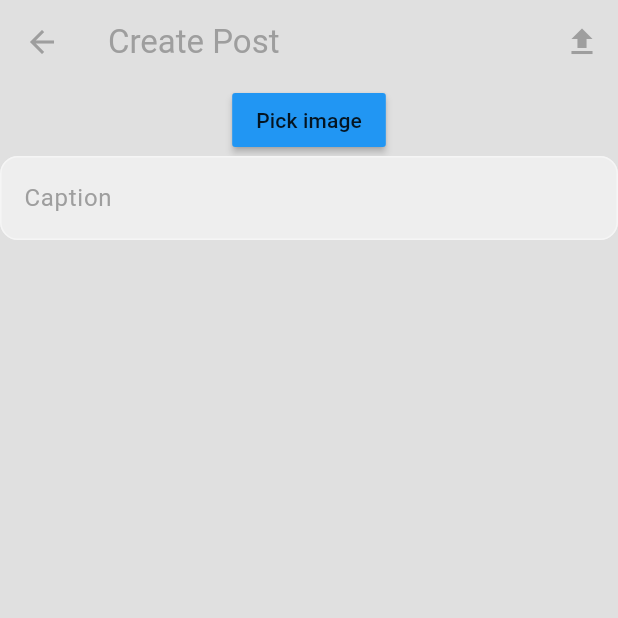
After one commit to Jaman-dedy/social_media, a Flutter app: the UploadPostPage screen opened directly, on a phone screen of 412 x 824 dp, the top half of it. The commit adds this screen. Run offline on Flutter 3.47's test engine with Material 3 defaults, Android fonts, the phone set to English and light mode, and no system bars; our stand-ins replace cloud_firestore, file_picker, firebase_auth, firebase_core, firebase_storage, flutter_bloc; accounts and stored records are empty.

Commit message:
create posts

```diff
--- a/lib/app.dart
+++ b/lib/app.dart
@@ -5,6 +5,8 @@ import "package:social_media/features/auth/presentation/cubits/auth_cubit.dart";
 import "package:social_media/features/auth/presentation/cubits/auth_states.dart";
 import "package:social_media/features/auth/presentation/pages/auth_page.dart";
 import "package:social_media/features/home/presentation/pages/home_page.dart";
+import "package:social_media/features/post/data/firebase_post_repo.dart";
+import "package:social_media/features/post/presentation/cubits/post.cubit.dart";
 import "package:social_media/features/profile/data/firebase_profile_repo.dart";
 import "package:social_media/features/profile/presentation/cubits/profile_cubit.dart";
 import "package:social_media/features/storage/data/firebase_storage_repo.dart";
@@ -43,6 +45,9 @@ class MyApp extends StatelessWidget {
   //Storage repo
   final firebaseStorageRepo = FirebaseStorageRepo();
 
+  //Post repo
+  final firebasePostRepo = FirebasePostRepo();
+
   MyApp({super.key});
 
   @override
@@ -60,7 +65,12 @@ class MyApp extends StatelessWidget {
               create: (context) => ProfileCubit(
                     profileRepo: firebaseProfileRepo,
                     storageRepo: firebaseStorageRepo,
-                  ))
+                  )),
+
+          // post cubit
+          BlocProvider<PostCubit>(
+              create: (context) => PostCubit(
+                  postRepo: firebasePostRepo, storageRepo: firebaseStorageRepo))
         ],
         child: MaterialApp(
           debugShowCheckedModeBanner: false,
@@ -68,6 +78,7 @@ class MyApp extends StatelessWidget {
           home:
               BlocConsumer<AuthCubit, AuthState>(builder: (context, authState) {
             // if Unauthenticated -> auth page (login/register)
+            print("Builder State ==>>>>: ${authState}");
             if (authState is Unauthenticated) {
               return const AuthPage();
             }
--- /dev/null
+++ b/lib/features/post/data/firebase_post_repo.dart
@@ -0,0 +1,69 @@
+import 'package:cloud_firestore/cloud_firestore.dart';
+import 'package:social_media/features/post/domain/entities/post.dart';
+import 'package:social_media/features/post/domain/repos/post_repo.dart';
+
+class FirebasePostRepo implements PostRepo {
+  final FirebaseFirestore firestore = FirebaseFirestore.instance;
+
+  // Store the post in a collections called 'posts
+  final CollectionReference postsCollection =
+      FirebaseFirestore.instance.collection('posts');
+
+  @override
+  Future<void> createPost(Post post) async {
+    try {
+      await postsCollection.doc(post.id).set(post.toJson());
+    } catch (e) {
+      throw Exception('Error creating post: $e');
+    }
+  }
+
+  @override
+  Future<void> deletePost(String postId) async {
+    await postsCollection.doc(postId).delete();
+  }
+
+  @override
+  Future<List<Post>> fetchAllPosts() async {
+    try {
+      // get all post from the recents
+      final postsSnapshot =
+          await postsCollection.orderBy('timestamp', descending: true).get();
+
+      // Convert each firestore document from json -> list of posts
+
+      final List<Post> allPosts = [];
+      for (var doc in postsSnapshot.docs) {
+        try {
+          final post = Post.fromJson(doc.data() as Map<String, dynamic>);
+          allPosts.add(post);
+        } catch (conversionError) {
+          // Continue with next document instead of failing completely
+          continue;
+        }
+      }
+      return allPosts;
+    } catch (e) {
+      print("💥 Error in fetchAllPosts: $e");
+      throw Exception('Error fetching posts: $e');
+    }
+  }
+
+  @override
+  Future<List<Post>> fetchPostByUserId(String userId) async {
+    try {
+      //fetch post snapshot with userId
+      final postsSnapshot =
+          await postsCollection.where('userId', isEqualTo: userId).get();
+
+      //convert firestore documents from json -> list of posts
+      final userPosts = postsSnapshot.docs
+          .map((doc) => Post.fromJson(doc.data() as Map<String, dynamic>))
+          .toList();
+
+      return userPosts;
+    } catch (e) {
+      throw Exception("Error fetching posts by user: $e");
+    }
+  }
+}
--- /dev/null
+++ b/lib/features/post/domain/entities/post.dart
@@ -0,0 +1,54 @@
+import 'package:cloud_firestore/cloud_firestore.dart';
+
+class Post {
+  final String id;
+  final String userId;
+  final String userName;
+  final String text;
+  final String imageUrl;
+  final DateTime timestamp;
+
+  Post({
+    required this.id,
+    required this.userId,
+    required this.userName,
+    required this.text,
+    required this.imageUrl,
+    required this.timestamp,
+  });
+
+  Post copyWith({String? imageUrl}) {
+    return Post(
+      id: id,
+      userId: userId,
+      userName: userName,
+      text: text,
+      imageUrl: imageUrl ?? this.imageUrl,
+      timestamp: timestamp,
+    );
+  }
+
+  // convert post -> json
+
+  Map<String, dynamic> toJson() {
+    return {
+      'id': id,
+      'userId': userId,
+      'userName': userName,
+      'text': text,
+      'imageUrl': id,
+      'timestamp': Timestamp.fromDate(timestamp),
+    };
+  }
+
+  // convert json -> post
+  factory Post.fromJson(Map<String, dynamic> json) {
+    return Post(
+        id: json['id'],
+        userId: json['userId'],
+        userName: json['name'],
+        text: json['text'],
+        imageUrl: json['imageUrl'],
+        timestamp: (json['timestamp'] as Timestamp).toDate());
+  }
+}
--- /dev/null
+++ b/lib/features/post/domain/repos/post_repo.dart
@@ -0,0 +1,8 @@
+import 'package:social_media/features/post/domain/entities/post.dart';
+
+abstract class PostRepo {
+  Future<List<Post>> fetchAllPosts();
+  Future<void> createPost(Post post);
+  Future<void> deletePost(String postId);
+  Future<List<Post>> fetchPostByUserId(String userId);
+}
--- /dev/null
+++ b/lib/features/post/presentation/cubits/post.cubit.dart
@@ -0,0 +1,69 @@
+import 'dart:typed_data';
+
+import 'package:flutter_bloc/flutter_bloc.dart';
+import 'package:social_media/features/post/domain/entities/post.dart';
+import 'package:social_media/features/post/domain/repos/post_repo.dart';
+import 'package:social_media/features/post/presentation/cubits/post_states.dart';
+import 'package:social_media/features/storage/domain/storage_repo.dart';
+
+class PostCubit extends Cubit<PostState> {
+  final PostRepo postRepo;
+  final StorageRepo storageRepo;
+
+  PostCubit({
+    required this.postRepo,
+    required this.storageRepo,
+  }) : super(PostsInitial());
+
+  // create a new post
+  Future<void> createPost(Post post,
+      {String? imagePath, Uint8List? imageBytes}) async {
+    String? imageUrl;
+
+    try {
+      // handle image upload for mobile
+      if (imagePath != null) {
+        emit(PostsUploading());
+        imageUrl = await storageRepo.uploadPostImageMobile(imagePath, post.id);
+      }
+
+      // Handle image upload for web
+      else if (imageBytes != null) {
+        emit(PostsUploading());
+        imageUrl = await storageRepo.uploadPostImageWeb(imageBytes, post.id);
+      }
+
+      // bind the image to the post
+      final newPost = post.copyWith(imageUrl: imageUrl);
+
+      //Save the post to the backend
+      postRepo.createPost(newPost);
+
+      // re-fetch all posts
+      fetchAllPost();
+    } catch (e) {
+      emit(PostsError('Failed to create post: $e'));
+    }
+  }
+
+  // Fetch all posts
+  Future<void> fetchAllPost() async {
+    try {
+      emit(PostsLoading());
+      final posts = await postRepo.fetchAllPosts();
+      emit(PostsLoaded(posts));
+    } catch (e) {
+      emit(PostsError("Failed to fetch posts: $e"));
+    }
+  }
+
+  // Delete post
+
+  Future<void> deletePost(String postId) async {
+    try {
+      await postRepo.deletePost(postId);
+    } catch (e) {
+      throw Exception('Fail to delete $e');
+    }
+  }
+}
--- /dev/null
+++ b/lib/features/post/presentation/cubits/post_states.dart
@@ -0,0 +1,31 @@
+/*
+
+POST STATES
+
+*/
+
+import 'package:social_media/features/post/domain/entities/post.dart';
+
+abstract class PostState {}
+
+// initial state
+
+class PostsInitial extends PostState {}
+
+// loading
+class PostsLoading extends PostState {}
+
+// uploading
+class PostsUploading extends PostState {}
+
+// error
+class PostsError extends PostState {
+  final String message;
+  PostsError(this.message);
+}
+
+// loaded
+class PostsLoaded extends PostState {
+  final List<Post> posts;
+  PostsLoaded(this.posts);
+}
--- /dev/null
+++ b/lib/features/post/presentation/pages/upload_post_page.dart
@@ -0,0 +1,170 @@
+import 'dart:io';
+import 'dart:typed_data';
+
+import 'package:file_picker/file_picker.dart';
+import 'package:flutter/foundation.dart' show kIsWeb;
+import 'package:flutter/material.dart';
+import 'package:flutter_bloc/flutter_bloc.dart';
+import 'package:social_media/features/auth/domain/entities/app_user.dart';
+import 'package:social_media/features/auth/presentation/components/my_text_field.dart';
+import 'package:social_media/features/auth/presentation/cubits/auth_cubit.dart';
+import 'package:social_media/features/post/domain/entities/post.dart';
+import 'package:social_media/features/post/presentation/cubits/post.cubit.dart';
+import 'package:social_media/features/post/presentation/cubits/post_states.dart';
+
+class UploadPostPage extends StatefulWidget {
+  const UploadPostPage({super.key});
+
+  @override
+  State<UploadPostPage> createState() => _UploadPostPageState();
+}
+
+class _UploadPostPageState extends State<UploadPostPage> {
+  // mobile image pick
+  PlatformFile? imagePickedFile;
+
+  // We image pick
+  Uint8List? webImage;
+
+  //Text controller for caption
+  final textController = TextEditingController();
+
+  // Get current user
+  AppUser? currentUser;
+
+  @override
+  void initState() {
+    super.initState();
+
+    getCurrentUser();
+  }
+
+  // Get current user method
+  void getCurrentUser() async {
+    final authCubit = context.read<AuthCubit>();
+    currentUser = authCubit.currentUser;
+  }
+
+  // pick image
+  Future<void> pickImage() async {
+    final result = await FilePicker.platform.pickFiles(
+      type: FileType.image,
+      withData: kIsWeb,
+    );
+
+    if (result != null) {
+      setState(() {
+        imagePickedFile = result.files.first;
+        if (kIsWeb) {
+          webImage = imagePickedFile!.bytes;
+        }
+      });
+    }
+  }
+
+  // Create & upload post
+  void uploadPost() {
+    // validate image and caption
+    if (imagePickedFile == null || textController.text.isEmpty) {
+      ScaffoldMessenger.of(context).showSnackBar(
+          const SnackBar(content: Text("Image and caption are required")));
+      return;
+    }
+
+    // create a new post object
+    final newPost = Post(
+        id: DateTime.now().millisecondsSinceEpoch.toString(),
+        userId: currentUser!.uid,
+        userName: currentUser!.name,
+        text: textController.text,
+        imageUrl: '',
+        timestamp: DateTime.now());
+
+    // post cubit
+    final postCubit = context.read<PostCubit>();
+
+    // web upload
+    if (kIsWeb) {
+      postCubit.createPost(newPost, imageBytes: imagePickedFile?.bytes);
+    }
+
+    //mobile
+    else {
+      postCubit.createPost(newPost, imagePath: imagePickedFile?.path);
+    }
+  }
+
+  //dispose text controller
+
+  @override
+  void dispose() {
+    textController.dispose();
+    super.dispose();
+  }
+
+  // Build UI
+  @override
+  Widget build(BuildContext context) {
+    return BlocConsumer<PostCubit, PostState>(
+      builder: (context, state) {
+        print("post state : ${state}");
+        // loading or uploading
+
+        if (state is PostsLoading || state is PostsUploading) {
+          return const Scaffold(
+              body: Center(
+            child: CircularProgressIndicator(),
+          ));
+        }
+
+        //Build upload page
+        return buildUploadpage();
+      },
+      // Go to previous page when upload is done & posts are loaded
+      listener: (context, state) {
+        if (state is PostsLoaded) {
+          Navigator.pop(context);
+        }
+      },
+    );
+  }
+
+  Widget buildUploadpage() {
+    return Scaffold(
+        appBar: AppBar(
+          title: const Text("Create Post"),
+          foregroundColor: Theme.of(context).colorScheme.primary,
+          actions: [
+            // upload button
+            IconButton(onPressed: uploadPost, icon: const Icon(Icons.upload))
+          ],
+        ),
+
+        //Body
+        body: Center(
+          child: Column(
+            children: [
+              // image preview for web
+              if (kIsWeb && webImage != null) Image.memory(webImage!),
+
+              // image preview for mobile
+              if (!kIsWeb && imagePickedFile != null)
+                Image.file(File(imagePickedFile!.path!)),
+
+              // Pick image button
+              MaterialButton(
+                onPressed: pickImage,
+                color: Colors.blue,
+                child: const Text('Pick image'),
+              ),
+
+              // Caption text box
+              MyTextField(
+                  controller: textController,
+                  hintText: 'Caption',
+                  obscureText: false)
+            ],
+          ),
+        ));
+  }
+}
--- a/lib/features/profile/presentation/pages/edit_profile_page.dart
+++ b/lib/features/profile/presentation/pages/edit_profile_page.dart
@@ -22,6 +22,7 @@ class _EditProfilePageState extends State<EditProfilePage> {
   Uint8List? webImage;
   final bioTextController = TextEditingController();
 
+  // Select image
   Future<void> pickImage() async {
     final result = await FilePicker.platform.pickFiles(
       type: FileType.image,
--- a/lib/features/storage/data/firebase_storage_repo.dart
+++ b/lib/features/storage/data/firebase_storage_repo.dart
@@ -7,6 +7,12 @@ import 'package:social_media/features/storage/domain/storage_repo.dart';
 class FirebaseStorageRepo implements StorageRepo {
   final FirebaseStorage storage = FirebaseStorage.instance;
 
+  /*
+
+    PROFILE PICTURES - Upload images to storage
+
+  */
+
   @override
   Future<String?> uploadProfileImageMobile(String path, String fileName) {
     return _uploadFile(path, fileName, 'profile_images');
@@ -15,6 +21,22 @@ class FirebaseStorageRepo implements StorageRepo {
   @override
   Future<String?> uploadProfileImageWeb(Uint8List fileBytes, String fileName) {
     return _uploadFileBytes(fileBytes, fileName, 'profile_images');
+  }
+
+  /*
+
+    PROFILE PICTURES - Upload images to storage
+
+  */
+
+  @override
+  Future<String?> uploadPostImageMobile(String path, String fileName) {
+    return _uploadFile(path, fileName, 'post_images');
+  }
+
+  @override
+  Future<String?> uploadPostImageWeb(Uint8List fileBytes, String fileName) {
+    return _uploadFileBytes(fileBytes, fileName, 'post_images');
   }
 
   /*
--- a/lib/features/storage/domain/storage_repo.dart
+++ b/lib/features/storage/domain/storage_repo.dart
@@ -7,4 +7,10 @@ abstract class StorageRepo {
 
   //upload profile images on web platforms
   Future<String?> uploadProfileImageWeb(Uint8List fileBytes, String fileName);
+
+  //upload post images on web platforms
+  Future<String?> uploadPostImageMobile(String path, String fileName);
+
+  //upload post images on web platforms
+  Future<String?> uploadPostImageWeb(Uint8List fileBytes, String fileName);
 }
```
Also changed, not shown: lib/features/auth/data/firebase_auth_repo.dart (+21 -4 lines), lib/features/home/presentation/pages/home_page.dart (+12 -0 lines).
